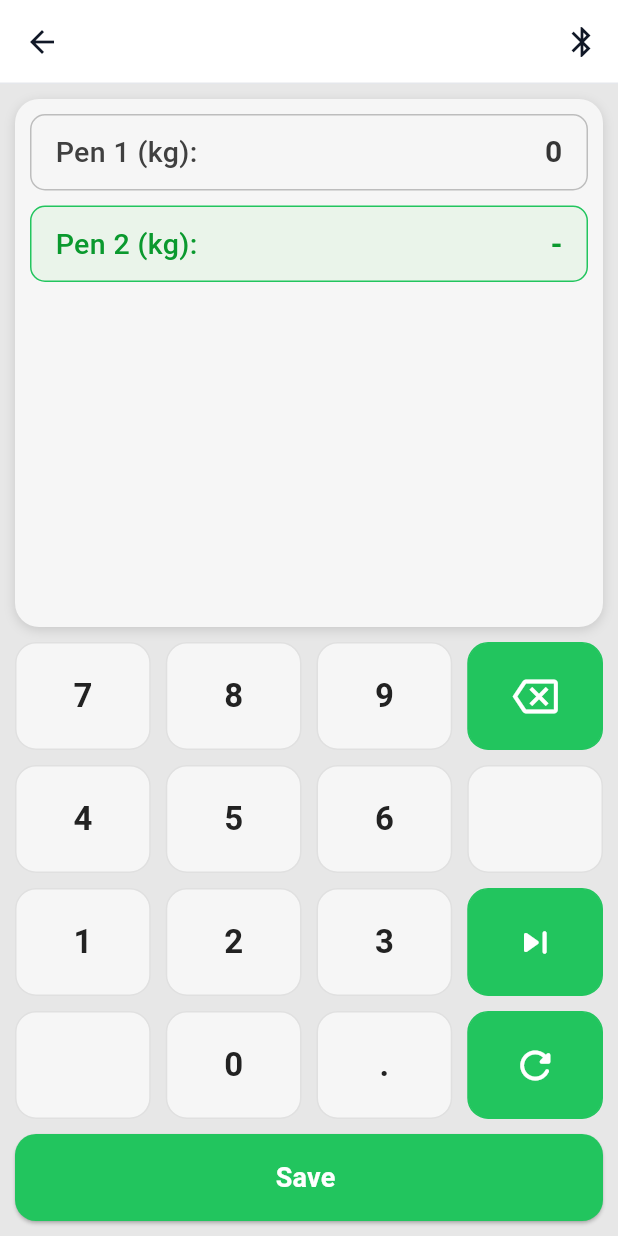
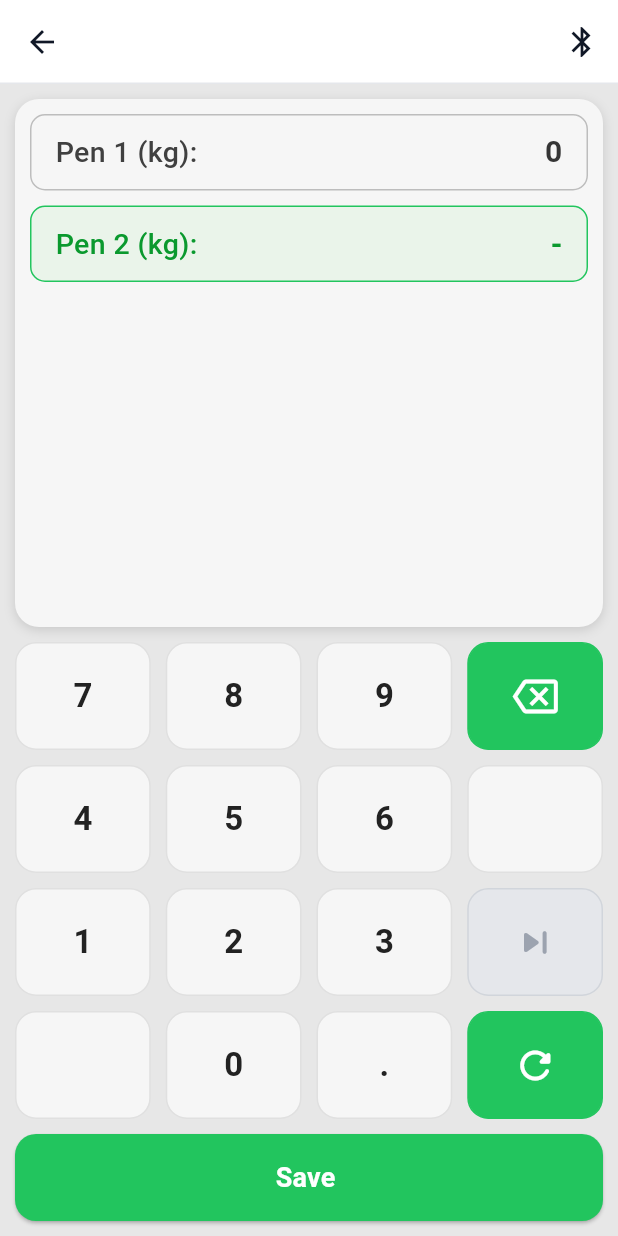
Before and after one commit to ireneancillaa/myrf, a Flutter app: the InfeedInputPage screen opened directly with empty values, item 2 of the bottom bar chosen, after a tap on the "skip next" icon, on a phone screen of 412 x 824 dp. Run offline on Flutter 3.47's test engine with Material 3 defaults, Android fonts, the phone set to English and light mode, and no system bars; our stand-ins replace cloud_firestore, firebase_core, firebase_storage, flutter_blue_plus, flutter_svg, get and 2 more; accounts and stored records are empty.

Commit message:
fix: resolve BuildContext async gap warnings and improve input keypad logic

```diff
--- a/lib/pages/monitoring/infeed_input_page.dart
+++ b/lib/pages/monitoring/infeed_input_page.dart
@@ -275,6 +275,8 @@ class _InfeedInputPageState extends State<InfeedInputPage> {
       ).showSnackBar(SnackBar(content: Text(blockedMessage)));
       return;
     }
+
+    if (!mounted) return;
 
     final selected = await showModalBottomSheet<String>(
       context: context,
@@ -613,6 +615,8 @@ class _InfeedInputPageState extends State<InfeedInputPage> {
   }
 
   Widget _buildKeypad() {
+    final isActiveFieldEmpty =
+        _controllers.isEmpty || _controllers[_activeIndex].text.trim().isEmpty;
     return Column(
       mainAxisSize: MainAxisSize.min,
       children: [
@@ -661,7 +665,10 @@ class _InfeedInputPageState extends State<InfeedInputPage> {
             '3',
             onTap: () => setState(() => _appendToActive('3')),
           ),
-          _PadButtonSpec.icon(Icons.skip_next_rounded, onTap: _addPen),
+          _PadButtonSpec.icon(
+            Icons.skip_next_rounded,
+            onTap: isActiveFieldEmpty ? null : _addPen,
+          ),
         ]),
         const SizedBox(height: 10),
         _buildKeypadRow([
--- a/lib/pages/monitoring/male_birds_input_page.dart
+++ b/lib/pages/monitoring/male_birds_input_page.dart
@@ -275,6 +275,8 @@ class _MaleBirdsInputPageState extends State<MaleBirdsInputPage> {
       ).showSnackBar(SnackBar(content: Text(blockedMessage)));
       return;
     }
+
+    if (!mounted) return;
 
     final selected = await showModalBottomSheet<String>(
       context: context,
```
